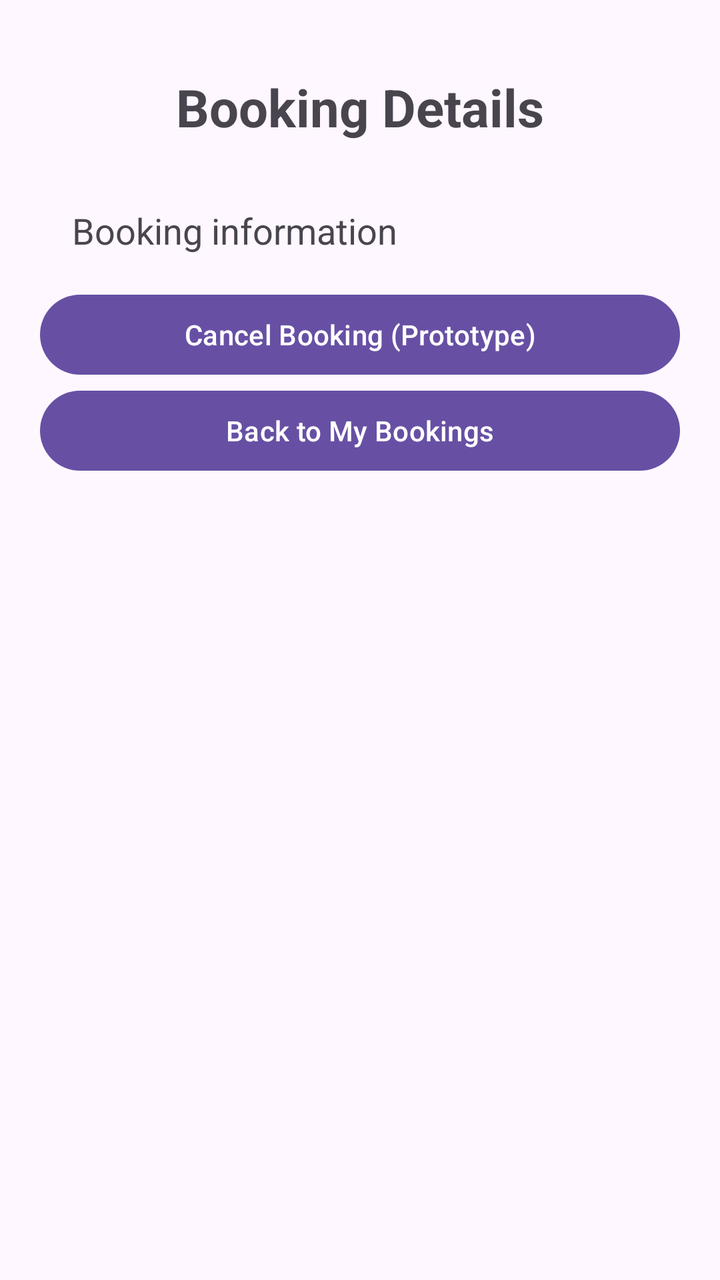
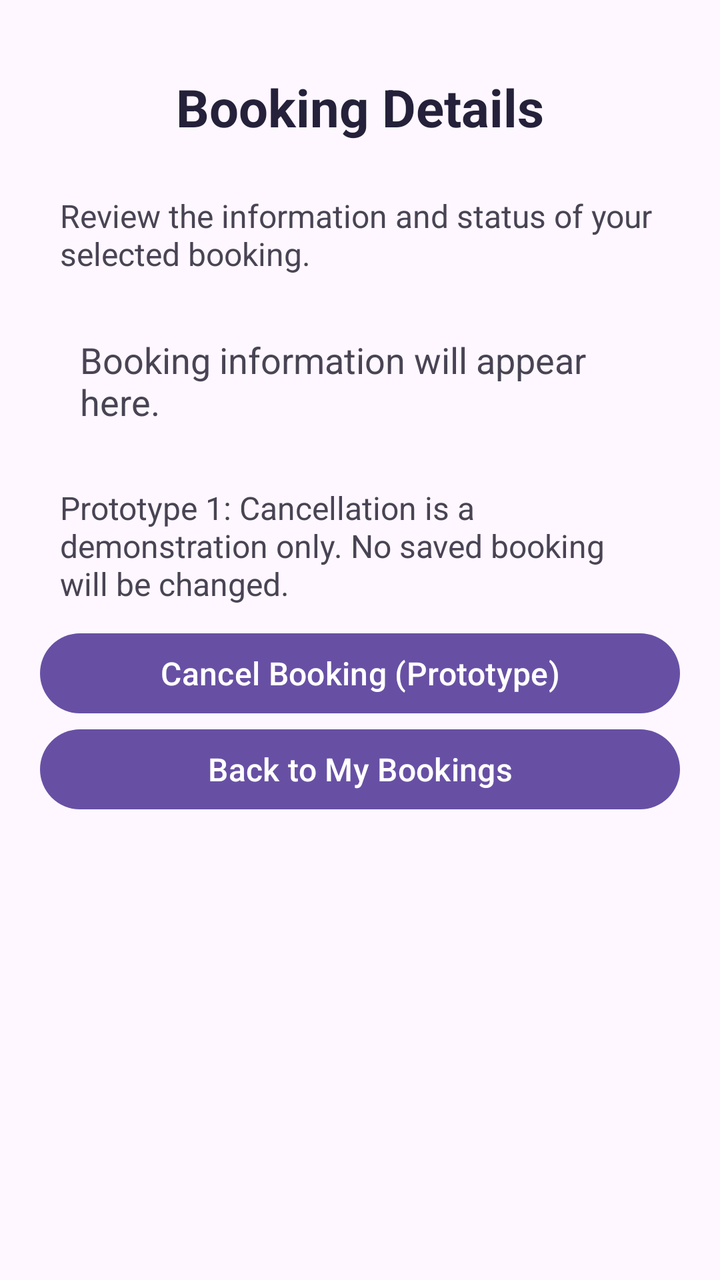

Before-and-after screenshots of an Android layout around one commit, followed by the original layout XML and the change that was made.
<!-- AndroidManifest.xml: application theme Theme.CommunitySpaceBooking -->
<!-- res/layout/activity_booking_details.xml -->
<?xml version="1.0" encoding="utf-8"?>
<ScrollView xmlns:android="http://schemas.android.com/apk/res/android"
    android:layout_width="match_parent"
    android:layout_height="match_parent">

    <LinearLayout
        android:layout_width="match_parent"
        android:layout_height="wrap_content"
        android:orientation="vertical"
        android:padding="20dp">

        <TextView
            android:layout_width="match_parent"
            android:layout_height="wrap_content"
            android:gravity="center"
            android:text="Booking Details"
            android:textSize="26sp"
            android:textStyle="bold"
            android:padding="16dp" />

        <TextView
            android:id="@+id/txtBookingInformation"
            android:layout_width="match_parent"
            android:layout_height="wrap_content"
            android:text="Booking information"
            android:textSize="18sp"
            android:padding="16dp" />

        <Button
            android:id="@+id/btnCancelSelectedBooking"
            android:layout_width="match_parent"
            android:layout_height="wrap_content"
            android:text="Cancel Booking (Prototype)" />

        <Button
            android:id="@+id/btnBackToBookings"
            android:layout_width="match_parent"
            android:layout_height="wrap_content"
            android:text="Back to My Bookings" />

    </LinearLayout>
</ScrollView>
<!-- resources referenced by this layout -->
<resources>
  <style name="Theme.CommunitySpaceBooking" parent="Base.Theme.CommunitySpaceBooking" />
  <style name="Base.Theme.CommunitySpaceBooking" parent="Theme.Material3.DayNight.NoActionBar">
          
          
      </style>
</resources>

<!-- the commit's change to res/layout/activity_booking_details.xml (unified diff, before → after) -->
@@ -1,7 +1,9 @@
 <?xml version="1.0" encoding="utf-8"?>
-<ScrollView xmlns:android="http://schemas.android.com/apk/res/android"
+<ScrollView
+    xmlns:android="http://schemas.android.com/apk/res/android"
     android:layout_width="match_parent"
-    android:layout_height="match_parent">
+    android:layout_height="match_parent"
+    android:fillViewport="true">
 
     <LinearLayout
         android:layout_width="match_parent"
@@ -10,30 +12,42 @@
         android:padding="20dp">
 
         <TextView
+            style="@style/AppScreenTitle"
             android:layout_width="match_parent"
             android:layout_height="wrap_content"
-            android:gravity="center"
-            android:text="Booking Details"
-            android:textSize="26sp"
-            android:textStyle="bold"
-            android:padding="16dp" />
+            android:text="Booking Details" />
+
+        <TextView
+            style="@style/AppBodyText"
+            android:layout_width="match_parent"
+            android:layout_height="wrap_content"
+            android:text="Review the information and status of your selected booking." />
 
         <TextView
             android:id="@+id/txtBookingInformation"
+            style="@style/AppBodyText"
             android:layout_width="match_parent"
             android:layout_height="wrap_content"
-            android:text="Booking information"
-            android:textSize="18sp"
-            android:padding="16dp" />
+            android:padding="20dp"
+            android:text="Booking information will appear here."
+            android:textSize="18sp" />
+
+        <TextView
+            style="@style/AppBodyText"
+            android:layout_width="match_parent"
+            android:layout_height="wrap_content"
+            android:text="Prototype 1: Cancellation is a demonstration only. No saved booking will be changed." />
 
         <Button
             android:id="@+id/btnCancelSelectedBooking"
+            style="@style/AppPrimaryButton"
             android:layout_width="match_parent"
             android:layout_height="wrap_content"
             android:text="Cancel Booking (Prototype)" />
 
         <Button
             android:id="@+id/btnBackToBookings"
+            style="@style/AppPrimaryButton"
             android:layout_width="match_parent"
             android:layout_height="wrap_content"
             android:text="Back to My Bookings" />
<!-- resource entries referenced after the edit -->
@@ -1,5 +1,22 @@
 <!-- resources referenced by this layout -->
 <resources>
+  <style name="AppBodyText">
+          <item name="android:textSize">16sp</item>
+          <item name="android:textColor">#494454</item>
+          <item name="android:padding">10dp</item>
+      </style>
+  <style name="AppPrimaryButton">
+          <item name="android:textAllCaps">false</item>
+          <item name="android:textSize">16sp</item>
+          <item name="android:minHeight">48dp</item>
+      </style>
+  <style name="AppScreenTitle">
+          <item name="android:textSize">26sp</item>
+          <item name="android:textStyle">bold</item>
+          <item name="android:textColor">#25213A</item>
+          <item name="android:gravity">center</item>
+          <item name="android:padding">16dp</item>
+      </style>
   <style name="Theme.CommunitySpaceBooking" parent="Base.Theme.CommunitySpaceBooking" />
   <style name="Base.Theme.CommunitySpaceBooking" parent="Theme.Material3.DayNight.NoActionBar">
           
